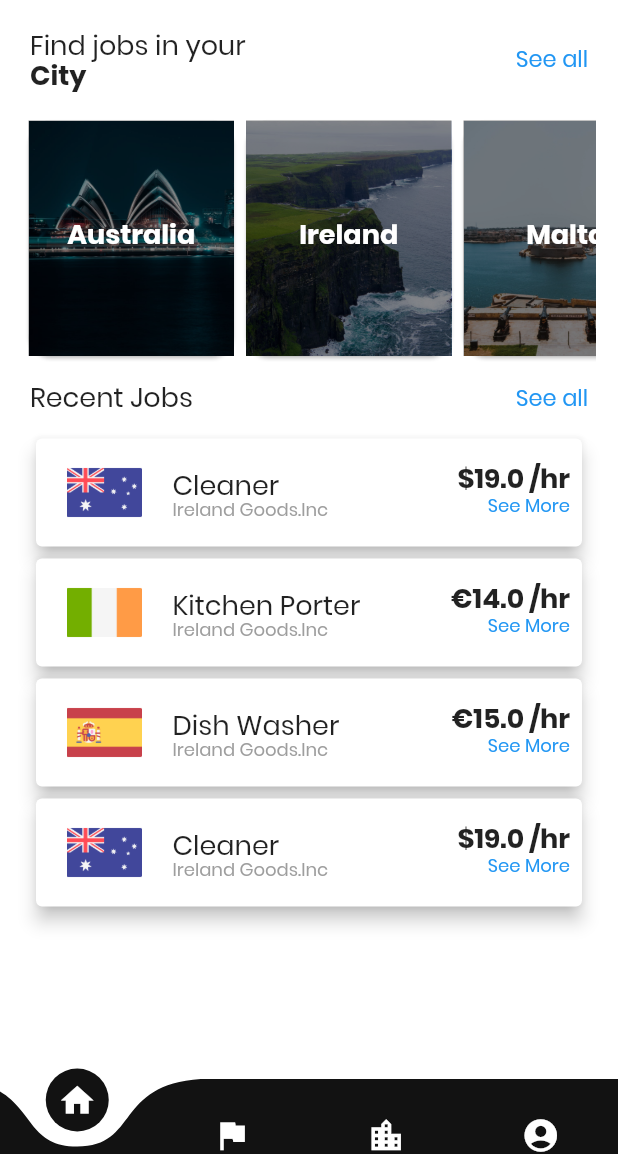
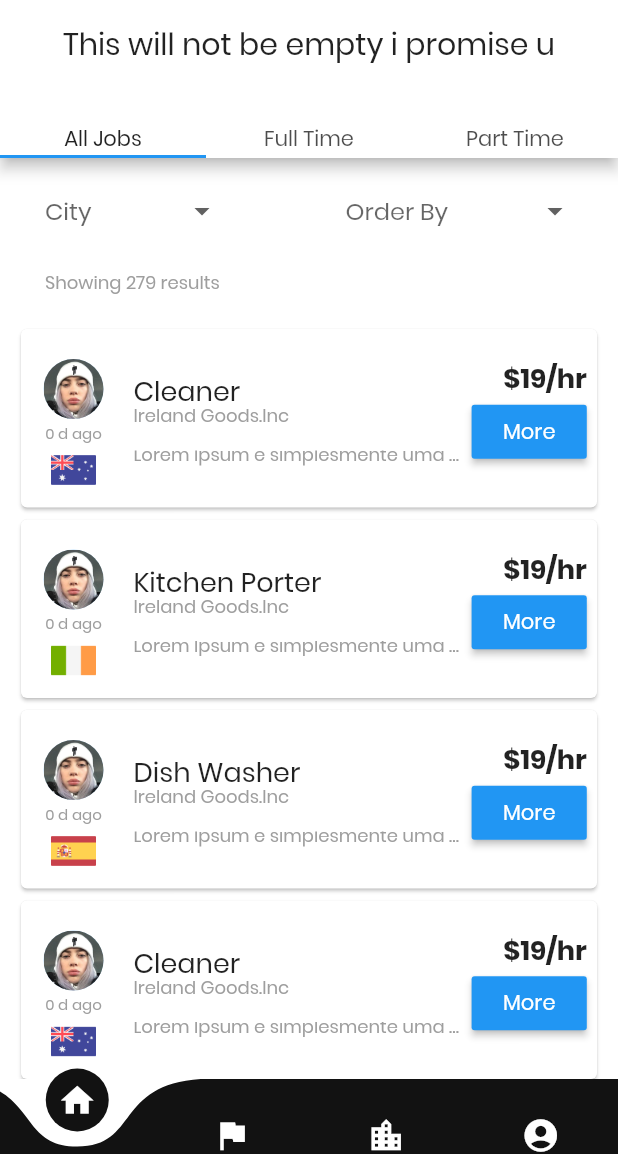
Before and after one commit to NicolasMarqui/Seekr-Flutter, a Flutter app: the screen it shows after launch, on a phone screen of 412 x 824 dp, the part 82-1236 px from its top. Run offline on Flutter 3.47's test engine with Material 2 defaults, Android fonts, the phone set to English and light mode, and no system bars; drawn by our look-alikes of curved_navigation_bar.

Commit message:
Displaying dummy job list

```diff
--- a/frontend/lib/pages/home.dart
+++ b/frontend/lib/pages/home.dart
@@ -15,7 +15,7 @@ class HomePage extends StatefulWidget {
 }
 
 class _HomePageState extends State<HomePage> {
-  int _page = 0;
+  int _page = 1;
 
   final _pages = [
     HomePageContent(),
--- a/frontend/lib/pages/seeJobs.dart
+++ b/frontend/lib/pages/seeJobs.dart
@@ -1,13 +1,34 @@
 import 'package:flutter/material.dart';
+
+import '../widgets/displayJobs.dart';
 
 class SeeJobs extends StatelessWidget {
   const SeeJobs({Key key}) : super(key: key);
 
   @override
   Widget build(BuildContext context) {
-    return Container(
-      child: Container(
-        child: Center(child: Text("Sup Fam"),),
+    return DefaultTabController(
+      length: 3,
+      child: Scaffold(
+        backgroundColor: Colors.white,
+        appBar: AppBar(
+          centerTitle: true,
+          title: Text('This will not be empty i promise u'),
+          bottom: TabBar(
+            tabs: <Widget>[
+              Text('All Jobs'),
+              Text('Full Time'),
+              Text('Part Time'),
+            ],
+          ),
+        ),
+        body: TabBarView(
+          children: <Widget>[
+            DisplayJobs(typeOfJob: 'All'),
+            DisplayJobs(typeOfJob: 'Full Time'),
+            DisplayJobs(typeOfJob: 'Part Time'),
+          ],
+        ),
       ),
     );
   }
--- a/frontend/lib/styles/styles.dart
+++ b/frontend/lib/styles/styles.dart
@@ -41,4 +41,15 @@ class AppStyles{
     height: 0.8,
     color: Colors.grey,
   );
+
+  static linkDescSmall() => TextStyle(
+    color: Colors.grey,
+    fontSize: 12,
+    height: 0.8,
+  );
+
+  static smallDate() => TextStyle(
+    color: Colors.grey,
+    fontSize: 10,
+  );
 }
--- /dev/null
+++ b/frontend/lib/widgets/displayJobs.dart
@@ -0,0 +1,89 @@
+import 'package:flutter/material.dart';
+
+import '../styles/styles.dart';
+import './jobsResults.dart';
+import '../models/jobs.dart';
+
+class DisplayJobs extends StatelessWidget {
+  final String typeOfJob;
+
+  DisplayJobs({this.typeOfJob});
+
+  final cities = [
+    "Australia",
+    "Ireland",
+    "Spain",
+    "Malta",
+    "New Zeland",
+  ];
+
+  final orderBys = [
+    "Newest",
+    "Oldest",
+    "Higher Payment",
+    "Euros only",
+    "Dolars only",
+  ];
+
+  final int totalResults = 279;
+
+  @override
+  Widget build(BuildContext context) {
+    return SingleChildScrollView(
+      child: Container(
+        child: Column(
+          children: <Widget>[
+            Container(
+              padding: EdgeInsets.symmetric(horizontal: 30),
+              margin: EdgeInsets.only(top: 0),
+              height: 70,
+              child: Row(
+                mainAxisAlignment: MainAxisAlignment.spaceBetween,
+                children: <Widget>[
+                  new DropdownButton<String>(
+                    elevation: 0,
+                    underline: SizedBox(),
+                    hint: Text('City'),
+                    items: cities
+                        .map((c) => DropdownMenuItem(
+                              value: c,
+                              child: Text(c),
+                            ))
+                        .toList(),
+                    onChanged: (_) {},
+                  ),
+                  new DropdownButton<String>(
+                    hint: Text('Order By'),
+                    elevation: 0,
+                    underline: SizedBox(),
+                    items: orderBys
+                        .map((ord) => DropdownMenuItem(
+                              value: ord,
+                              child: Text(ord),
+                            ))
+                        .toList(),
+                    onChanged: (_) {},
+                  ),
+                ],
+              ),
+            ),
+            Container(
+              padding: EdgeInsets.symmetric(horizontal: 30),
+              margin: EdgeInsets.only(top: 10),
+              width: double.infinity,
+              height: 30,
+              child: Text(
+                'Showing $totalResults results',
+                textAlign: TextAlign.start,
+                style: AppStyles.linkDescSmall(),
+              ),
+            ),
+            JobsResults(
+              allJobs: jobs,
+            ),
+          ],
+        ),
+      ),
+    );
+  }
+}
--- /dev/null
+++ b/frontend/lib/widgets/jobsCard.dart
@@ -0,0 +1,124 @@
+import 'package:flutter/material.dart';
+import 'package:intl/intl.dart';
+
+import '../styles/styles.dart';
+
+class JobsCard extends StatelessWidget {
+  final List jobs;
+
+  const JobsCard({Key key, this.jobs}) : super(key: key);
+
+  String getPostedDay(DateTime date){
+    String formatedDate = DateFormat('dd').format(date);
+
+    String todaysDate = DateFormat('dd').format(DateTime.now());
+
+    int days = int.parse(todaysDate) - int.parse(formatedDate);
+
+    String result = '$days d ago';
+
+    return result;
+
+  }
+
+  @override
+  Widget build(BuildContext context) {
+    return Container(
+        child: Column(
+      children: jobs
+          .map((j) => Card(
+                child: Row(
+                  children: <Widget>[
+                    Flexible(
+                      flex: 1,
+                      child: Column(
+                        mainAxisAlignment: MainAxisAlignment.center,
+                        crossAxisAlignment: CrossAxisAlignment.center,
+                        children: <Widget>[
+                          Padding(
+                            padding: const EdgeInsets.only(top: 20),
+                            child: CircleAvatar(
+                              radius: 20,
+                              backgroundImage:
+                                  AssetImage('assets/images/avatar.jpg'),
+                            ),
+                          ),
+                          Padding(
+                            padding: const EdgeInsets.only(top: 2),
+                            child: Text(getPostedDay(j.datePosted) ,style: AppStyles.smallDate(),),
+                          ),
+                          j.country == 'Australia'
+                              ? Padding(
+                                  padding:
+                                      const EdgeInsets.fromLTRB(20, 2, 20, 10),
+                                  child: Image.asset(
+                                    'assets/images/australia.png',
+                                    height: 30,
+                                    width: 30,
+                                  ),
+                                )
+                              : j.country == 'Ireland'
+                                  ? Padding(
+                                      padding: const EdgeInsets.fromLTRB(
+                                          20, 2, 20, 10),
+                                      child: Image.asset(
+                                        'assets/images/irlanda.png',
+                                        height: 30,
+                                        width: 30,
+                                      ),
+                                    )
+                                  : Padding(
+                                      padding: const EdgeInsets.fromLTRB(
+                                          20, 2, 20, 10),
+                                      child: Image.asset(
+                                        'assets/images/espanha.png',
+                                        height: 30,
+                                        width: 30,
+                                      ),
+                                    ),
+                        ],
+                      ),
+                    ),
+                    Flexible(
+                      flex: 3,
+                      child: Padding(
+                        padding: const EdgeInsets.all(5.0),
+                        child: Column(
+                          mainAxisAlignment: MainAxisAlignment.center,
+                          crossAxisAlignment: CrossAxisAlignment.start,
+                          children: <Widget>[
+                            Text(j.title, style: AppStyles.title_1(), textAlign: TextAlign.start,overflow: TextOverflow.ellipsis,),
+                            Text(j.company, style: AppStyles.linkDescSmall(),),
+                            Padding(
+                              padding: const EdgeInsets.only(top: 16),
+                              child: Text(j.description,  style: AppStyles.linkDescSmall(),overflow: TextOverflow.ellipsis,),
+                            ),
+                          ],
+                        ),
+                      ),
+                    ),
+
+                    Flexible(
+                      flex: 1,
+                      fit: FlexFit.tight,
+                      child: Column(
+                        mainAxisAlignment: MainAxisAlignment.center,
+                        crossAxisAlignment: CrossAxisAlignment.end,
+                        children: <Widget>[
+                          Text('\$19/hr', style: AppStyles.bold(),),
+                          RaisedButton(
+                            child: Text('More', style: TextStyle(fontSize: 14)),
+                            onPressed: (){},
+                            color: Colors.blue,
+                            textColor: Colors.white,
+                          ),
+                        ],
+                      ),
+                    )
+                  ],
+                ),
+              ))
+          .toList(),
+    ));
+  }
+}
--- /dev/null
+++ b/frontend/lib/widgets/jobsResults.dart
@@ -0,0 +1,24 @@
+import 'package:flutter/material.dart';
+
+import '../models/jobs.dart';
+import './jobsCard.dart';
+
+class JobsResults extends StatelessWidget {
+  final List<Jobs> allJobs;
+
+  const JobsResults({Key key, this.allJobs}) : super(key: key);
+
+  @override
+  Widget build(BuildContext context) {
+    return SingleChildScrollView(
+      child: Container(
+        padding: EdgeInsets.symmetric(horizontal: 10),
+        child: Column(
+          children: <Widget>[
+            JobsCard(jobs: allJobs,),
+          ]
+        ),
+      ),
+    );
+  }
+}
--- a/frontend/pubspec.yaml
+++ b/frontend/pubspec.yaml
@@ -20,6 +20,7 @@ dependencies:
   flutter:
     sdk: flutter
   curved_navigation_bar: ^0.3.1 #latest version
+  intl: 0.15.7
 
 
   # The following adds the Cupertino Icons font to your application.
```
Also changed, not shown: frontend/pubspec.lock.
